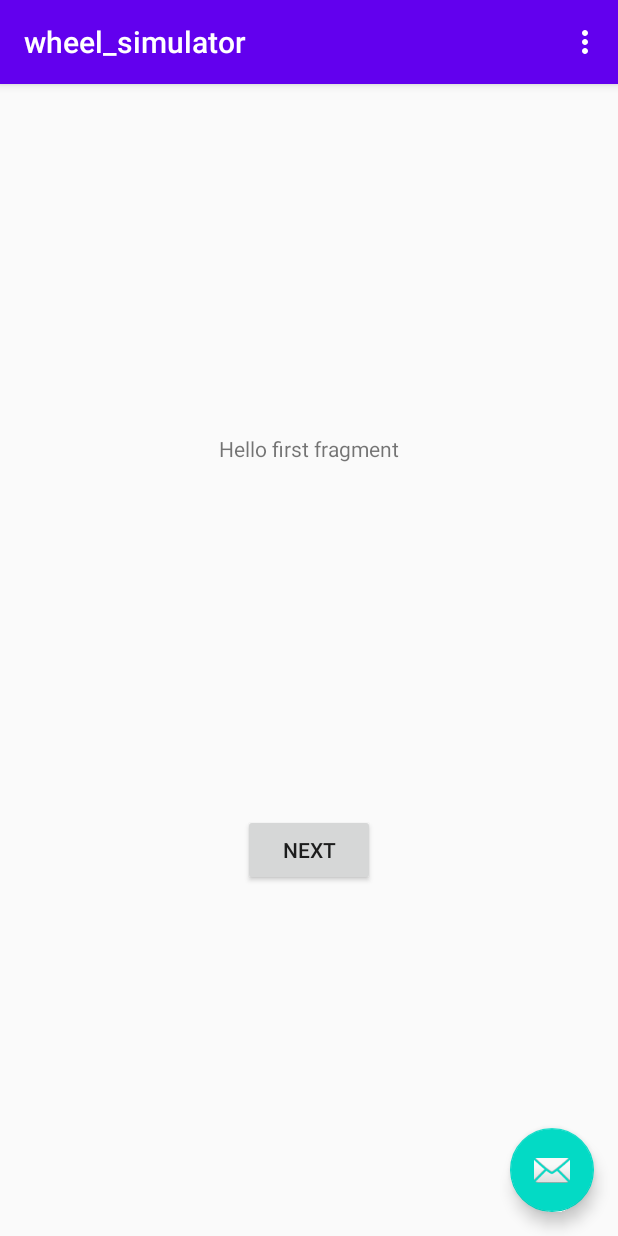
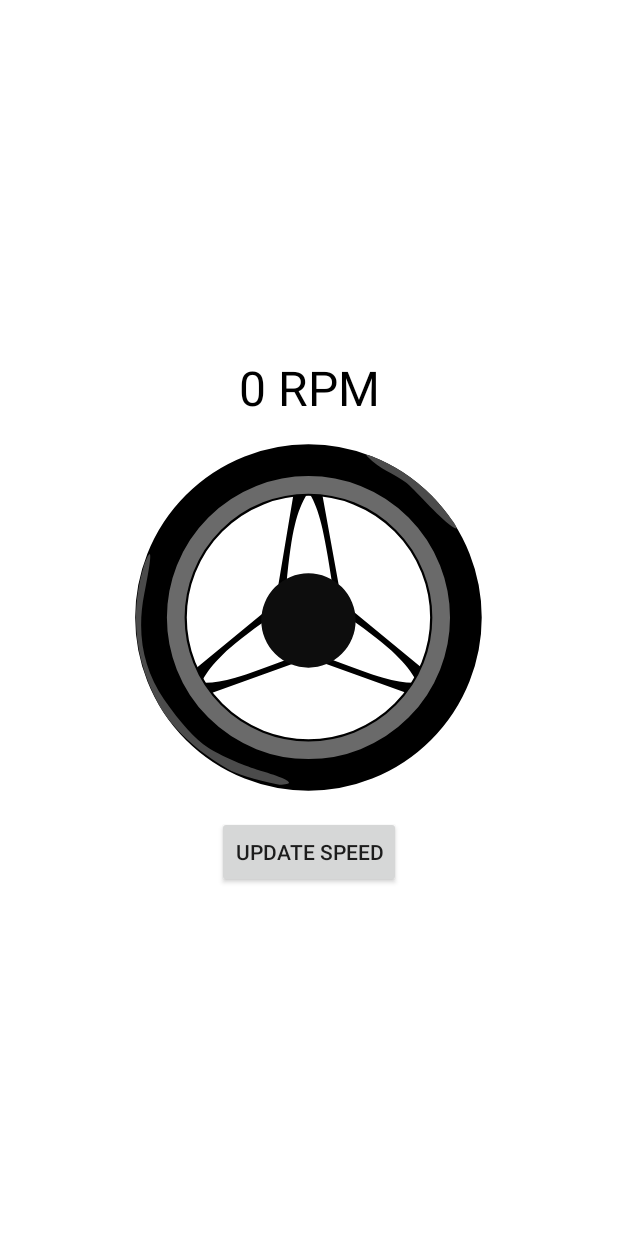
Before and after one commit to MartinDPutra/wheel_simulator, an Android app: the screen it shows after launch (MainActivity before the commit, HomepageActivity after it), on a phone screen of 412 x 824 dp. Run offline under Robolectric (Android 15) with nearby library versions, the phone set to English and light mode, and no system bars; our stand-ins replace Dagger/Hilt's generated code, RxJava, data binding; 2 statements that could not run were skipped.

Commit message:
homepage activity

```diff
--- a/app/src/main/java/com/example/wheel_simulator/FirstFragment.kt
+++ /dev/null
@@ -1,31 +0,0 @@
-package com.example.wheel_simulator
-
-import android.os.Bundle
-import androidx.fragment.app.Fragment
-import android.view.LayoutInflater
-import android.view.View
-import android.view.ViewGroup
-import android.widget.Button
-import androidx.navigation.fragment.findNavController
-
-/**
- * A simple [Fragment] subclass as the default destination in the navigation.
- */
-class FirstFragment : Fragment() {
-
-    override fun onCreateView(
-            inflater: LayoutInflater, container: ViewGroup?,
-            savedInstanceState: Bundle?
-    ): View? {
-        // Inflate the layout for this fragment
-        return inflater.inflate(R.layout.fragment_first, container, false)
-    }
-
-    override fun onViewCreated(view: View, savedInstanceState: Bundle?) {
-        super.onViewCreated(view, savedInstanceState)
-
-        view.findViewById<Button>(R.id.button_first).setOnClickListener {
-            findNavController().navigate(R.id.action_FirstFragment_to_SecondFragment)
-        }
-    }
-}
--- a/app/src/main/java/com/example/wheel_simulator/MainActivity.kt
+++ /dev/null
@@ -1,38 +0,0 @@
-package com.example.wheel_simulator
-
-import android.os.Bundle
-import com.google.android.material.floatingactionbutton.FloatingActionButton
-import com.google.android.material.snackbar.Snackbar
-import androidx.appcompat.app.AppCompatActivity
-import android.view.Menu
-import android.view.MenuItem
-
-class MainActivity : AppCompatActivity() {
-
-    override fun onCreate(savedInstanceState: Bundle?) {
-        super.onCreate(savedInstanceState)
-        setContentView(R.layout.activity_main)
-        setSupportActionBar(findViewById(R.id.toolbar))
-
-        findViewById<FloatingActionButton>(R.id.fab).setOnClickListener { view ->
-            Snackbar.make(view, "Replace with your own action", Snackbar.LENGTH_LONG)
-                    .setAction("Action", null).show()
-        }
-    }
-
-    override fun onCreateOptionsMenu(menu: Menu): Boolean {
-        // Inflate the menu; this adds items to the action bar if it is present.
-        menuInflater.inflate(R.menu.menu_main, menu)
-        return true
-    }
-
-    override fun onOptionsItemSelected(item: MenuItem): Boolean {
-        // Handle action bar item clicks here. The action bar will
-        // automatically handle clicks on the Home/Up button, so long
-        // as you specify a parent activity in AndroidManifest.xml.
-        return when (item.itemId) {
-            R.id.action_settings -> true
-            else -> super.onOptionsItemSelected(item)
-        }
-    }
-}
--- /dev/null
+++ b/app/src/main/java/com/martinezdputra/wheel/screen/HomepageActivity.kt
@@ -0,0 +1,82 @@
+package com.martinezdputra.wheel.screen
+
+import android.view.animation.Animation
+import android.view.animation.LinearInterpolator
+import android.view.animation.RotateAnimation
+import androidx.databinding.DataBindingUtil
+import androidx.databinding.Observable
+import androidx.databinding.ViewDataBinding
+import androidx.lifecycle.ViewModelProvider
+import com.google.android.material.snackbar.Snackbar
+import com.martinezdputra.wheel.BR
+import com.martinezdputra.wheel.R
+import com.martinezdputra.wheel.core.CoreActivity
+import com.martinezdputra.wheel.databinding.HomepageActivityBinding
+import com.martinezdputra.wheel.di.component.DaggerAppComponent
+import javax.inject.Inject
+
+
+class HomepageActivity: CoreActivity<HomepageViewModel>() {
+    @Inject
+    lateinit var factory: ViewModelProvider.Factory
+
+    lateinit var mBinding: HomepageActivityBinding
+
+    override fun createViewModel(): HomepageViewModel {
+        return factory.create(HomepageViewModel::class.java)
+    }
+
+    override fun onInitView(viewModel: HomepageViewModel): ViewDataBinding {
+        mBinding = DataBindingUtil.inflate(layoutInflater, R.layout.homepage_activity, null, false)
+        mBinding.viewModel = viewModel
+
+        initViewComponents()
+
+        return mBinding
+    }
+
+    override fun injectComponent() {
+        DaggerAppComponent
+            .builder()
+            .application(application)
+            .build()
+            .inject(this)
+    }
+
+    override fun onViewModelChanged(sender: Observable?, id: Int) {
+        super.onViewModelChanged(sender, id)
+        when (id) {
+            BR.rpm -> updateRpm()
+            BR.errorMessage -> showSnackbar(viewModel.errorMessage)
+        }
+    }
+
+    private fun initViewComponents() {
+        mBinding.button.setOnClickListener {
+            showSnackbar(applicationContext.getString(R.string.text_fetching_rpm))
+            viewModel.fetchApi()
+        }
+    }
+
+    private fun showSnackbar(message: String?) {
+        if(!message.isNullOrEmpty()) {
+            val snackbar = Snackbar.make(mBinding.layoutContainer, message, Snackbar.LENGTH_SHORT)
+            snackbar.show()
+        }
+    }
+
+    private fun updateRpm() {
+        if(viewModel.rpm != 0) {
+            showSnackbar(applicationContext.getString(R.string.text_speed_updated))
+            val animation = RotateAnimation(
+                0F, 360F,
+                Animation.RELATIVE_TO_SELF, 0.5f,
+                Animation.RELATIVE_TO_SELF, 0.5f
+            )
+            animation.duration = viewModel.getRotationDuration()
+            animation.repeatCount = Animation.INFINITE
+            animation.interpolator = LinearInterpolator()
+            mBinding.imageView.startAnimation(animation)
+        }
+    }
+}
--- /dev/null
+++ b/app/src/main/res/drawable/ic_wheel.xml
@@ -0,0 +1,72 @@
+<vector xmlns:android="http://schemas.android.com/apk/res/android"
+    android:width="236dp"
+    android:height="236dp"
+    android:viewportWidth="236"
+    android:viewportHeight="236">
+  <path
+      android:pathData="M133.757,95.205L138.091,95.205L127.105,34.675L118.618,34.061C121.623,38.886 124.193,45.611 126.328,54.235C128.464,62.859 130.94,76.516 133.757,95.205Z"
+      android:strokeWidth="1"
+      android:fillColor="#000000"
+      android:fillType="evenOdd"
+      android:strokeColor="#00000000"/>
+  <path
+      android:pathData="M102.66,95.196L97.264,95.229L107.368,34.706C109.112,34.527 110.539,34.401 111.648,34.327C112.758,34.253 114.419,34.173 116.631,34.086C113.277,39.304 110.533,46.225 108.398,54.849C106.263,63.474 104.35,76.923 102.66,95.196Z"
+      android:strokeWidth="1"
+      android:fillColor="#000000"
+      android:fillType="evenOdd"
+      android:strokeColor="#00000000"/>
+  <path
+      android:pathData="M129.032,144.453L126.866,148.206L184.78,168.957L189.555,161.914C183.874,162.104 176.765,160.967 168.228,158.504C159.692,156.041 146.627,151.357 129.032,144.453Z"
+      android:strokeWidth="1"
+      android:fillColor="#000000"
+      android:fillType="evenOdd"
+      android:strokeColor="#00000000"/>
+  <path
+      android:pathData="M144.589,117.526L147.259,112.837L194.621,151.849C193.904,153.448 193.3,154.747 192.809,155.745C192.319,156.743 191.558,158.221 190.526,160.18C187.684,154.667 183.063,148.83 176.662,142.669C170.26,136.507 159.57,128.127 144.589,117.526Z"
+      android:strokeWidth="1"
+      android:fillColor="#000000"
+      android:fillType="evenOdd"
+      android:strokeColor="#00000000"/>
+  <path
+      android:pathData="M107.238,144.453L109.405,148.206L51.491,168.957L46.716,161.914C52.397,162.104 59.506,160.967 68.042,158.504C76.579,156.041 89.644,151.357 107.238,144.453Z"
+      android:strokeWidth="1"
+      android:fillColor="#000000"
+      android:fillType="evenOdd"
+      android:strokeColor="#00000000"/>
+  <path
+      android:pathData="M91.681,117.526L89.012,112.837L41.649,151.849C42.367,153.448 42.971,154.747 43.461,155.745C43.952,156.743 44.713,158.221 45.744,160.18C48.586,154.667 53.208,148.83 59.609,142.669C66.01,136.507 76.701,128.127 91.681,117.526Z"
+      android:strokeWidth="1"
+      android:fillColor="#000000"
+      android:fillType="evenOdd"
+      android:strokeColor="#00000000"/>
+  <path
+      android:pathData="M117.635,119.675m-32,0a32,32 0,1 1,64 0a32,32 0,1 1,-64 0"
+      android:strokeWidth="1"
+      android:fillColor="#0D0D0D"
+      android:fillType="evenOdd"
+      android:strokeColor="#00000000"/>
+  <path
+      android:pathData="M117.635,117.675m-100,0a100,100 0,1 1,200 0a100,100 0,1 1,-200 0"
+      android:strokeWidth="35"
+      android:fillColor="#00000000"
+      android:strokeColor="#000000"
+      android:fillType="evenOdd"/>
+  <path
+      android:pathData="M6.339,81.57C-3.635,114.263 -0.528,145.677 15.661,175.812C19.967,183.828 31.987,202.393 62.901,220.336C68.72,223.714 80.372,227.313 97.858,231.135C110.283,230.788 105.127,227.299 82.39,220.667C73.771,218.154 57.705,211.237 49.679,206.034C40.873,200.326 30.857,189.367 19.631,173.159C5.439,152.265 1.008,128.362 6.339,101.452C11.67,74.542 11.67,67.914 6.339,81.57Z"
+      android:strokeWidth="1"
+      android:fillColor="#4B4B4B"
+      android:fillType="evenOdd"
+      android:strokeColor="#00000000"/>
+  <path
+      android:pathData="M117.635,117.675m-90,0a90,90 0,1 1,180 0a90,90 0,1 1,-180 0"
+      android:strokeWidth="12"
+      android:fillColor="#00000000"
+      android:strokeColor="#6A6A6A"
+      android:fillType="evenOdd"/>
+  <path
+      android:pathData="M166.881,10.994C170.922,13.026 173.703,14.466 175.224,15.314C181.037,18.553 185.151,21.466 187.737,23.37C199.775,32.233 205.863,39.953 207.991,42.576C212.614,48.278 223.609,61.758 214.74,55.727C205.87,49.696 188.618,29.654 183.768,26.105C174.148,19.066 166.619,17.636 157.419,8.277C155.858,6.689 159.011,7.594 166.881,10.994Z"
+      android:strokeWidth="1"
+      android:fillColor="#4B4B4B"
+      android:fillType="evenOdd"
+      android:strokeColor="#00000000"/>
+</vector>
--- a/app/src/main/res/layout/activity_main.xml
+++ /dev/null
@@ -1,33 +0,0 @@
-<?xml version="1.0" encoding="utf-8"?>
-<androidx.coordinatorlayout.widget.CoordinatorLayout xmlns:android="http://schemas.android.com/apk/res/android"
-    xmlns:app="http://schemas.android.com/apk/res-auto"
-    xmlns:tools="http://schemas.android.com/tools"
-    android:layout_width="match_parent"
-    android:layout_height="match_parent"
-    tools:context=".MainActivity">
-
-    <com.google.android.material.appbar.AppBarLayout
-        android:layout_width="match_parent"
-        android:layout_height="wrap_content"
-        android:theme="@style/AppTheme.AppBarOverlay">
-
-        <androidx.appcompat.widget.Toolbar
-            android:id="@+id/toolbar"
-            android:layout_width="match_parent"
-            android:layout_height="?attr/actionBarSize"
-            android:background="?attr/colorPrimary"
-            app:popupTheme="@style/AppTheme.PopupOverlay" />
-
-    </com.google.android.material.appbar.AppBarLayout>
-
-    <include layout="@layout/content_main" />
-
-    <com.google.android.material.floatingactionbutton.FloatingActionButton
-        android:id="@+id/fab"
-        android:layout_width="wrap_content"
-        android:layout_height="wrap_content"
-        android:layout_gravity="bottom|end"
-        android:layout_margin="@dimen/fab_margin"
-        app:srcCompat="@android:drawable/ic_dialog_email" />
-
-</androidx.coordinatorlayout.widget.CoordinatorLayout>
--- a/app/src/main/res/layout/content_main.xml
+++ /dev/null
@@ -1,19 +0,0 @@
-<?xml version="1.0" encoding="utf-8"?>
-<androidx.constraintlayout.widget.ConstraintLayout xmlns:android="http://schemas.android.com/apk/res/android"
-    xmlns:app="http://schemas.android.com/apk/res-auto"
-    android:layout_width="match_parent"
-    android:layout_height="match_parent"
-    app:layout_behavior="@string/appbar_scrolling_view_behavior">
-
-    <fragment
-        android:id="@+id/nav_host_fragment"
-        android:name="androidx.navigation.fragment.NavHostFragment"
-        android:layout_width="0dp"
-        android:layout_height="0dp"
-        app:defaultNavHost="true"
-        app:layout_constraintBottom_toBottomOf="parent"
-        app:layout_constraintLeft_toLeftOf="parent"
-        app:layout_constraintRight_toRightOf="parent"
-        app:layout_constraintTop_toTopOf="parent"
-        app:navGraph="@navigation/nav_graph" />
-</androidx.constraintlayout.widget.ConstraintLayout>
--- a/app/src/main/res/layout/fragment_first.xml
+++ /dev/null
@@ -1,28 +0,0 @@
-<?xml version="1.0" encoding="utf-8"?>
-<androidx.constraintlayout.widget.ConstraintLayout xmlns:android="http://schemas.android.com/apk/res/android"
-    xmlns:app="http://schemas.android.com/apk/res-auto"
-    xmlns:tools="http://schemas.android.com/tools"
-    android:layout_width="match_parent"
-    android:layout_height="match_parent"
-    tools:context=".FirstFragment">
-
-    <TextView
-        android:id="@+id/textview_first"
-        android:layout_width="wrap_content"
-        android:layout_height="wrap_content"
-        android:text="@string/hello_first_fragment"
-        app:layout_constraintBottom_toTopOf="@id/button_first"
-        app:layout_constraintEnd_toEndOf="parent"
-        app:layout_constraintStart_toStartOf="parent"
-        app:layout_constraintTop_toTopOf="parent" />
-
-    <Button
-        android:id="@+id/button_first"
-        android:layout_width="wrap_content"
-        android:layout_height="wrap_content"
-        android:text="@string/next"
-        app:layout_constraintBottom_toBottomOf="parent"
-        app:layout_constraintEnd_toEndOf="parent"
-        app:layout_constraintStart_toStartOf="parent"
-        app:layout_constraintTop_toBottomOf="@id/textview_first" />
-</androidx.constraintlayout.widget.ConstraintLayout>
--- /dev/null
+++ b/app/src/main/res/layout/homepage_activity.xml
@@ -0,0 +1,59 @@
+<?xml version="1.0" encoding="utf-8"?>
+<layout xmlns:android="http://schemas.android.com/apk/res/android"
+    xmlns:app="http://schemas.android.com/apk/res-auto"
+    xmlns:tools="http://schemas.android.com/tools">
+
+    <data>
+
+        <import type="android.view.View" />
+
+        <variable
+            name="viewModel"
+            type="com.martinezdputra.wheel.screen.HomepageViewModel" />
+
+    </data>
+
+    <androidx.constraintlayout.widget.ConstraintLayout
+        android:id="@+id/layout_container"
+        android:layout_width="match_parent"
+        android:layout_height="match_parent"
+        android:orientation="vertical">
+
+        <androidx.appcompat.widget.AppCompatTextView
+            android:id="@+id/text_view"
+            android:layout_width="wrap_content"
+            android:layout_height="wrap_content"
+            android:layout_marginBottom="@dimen/common_margin"
+            android:text="@{@string/text_value_rpm(viewModel.rpm)}"
+            android:textColor="@color/dark_primary"
+            android:textSize="32sp"
+            app:layout_constraintBottom_toTopOf="@id/image_view"
+            app:layout_constraintEnd_toEndOf="parent"
+            app:layout_constraintStart_toStartOf="parent"
+            tools:text="75 RPM"/>
+
+        <ImageView
+            android:id="@+id/image_view"
+            android:layout_width="232dp"
+            android:layout_height="232dp"
+            app:layout_constraintBottom_toBottomOf="parent"
+            app:layout_constraintEnd_toEndOf="parent"
+            app:layout_constraintStart_toStartOf="parent"
+            app:layout_constraintTop_toTopOf="parent"
+            app:srcCompat="@drawable/ic_wheel" />
+
+        <androidx.appcompat.widget.AppCompatButton
+            android:id="@+id/button"
+            android:layout_width="wrap_content"
+            android:layout_height="wrap_content"
+            android:layout_marginTop="@dimen/common_margin"
+            android:text="@string/text_update_speed"
+            android:textSize="14sp"
+            android:enabled="@{!viewModel.loading}"
+            app:layout_constraintEnd_toEndOf="parent"
+            app:layout_constraintStart_toStartOf="parent"
+            app:layout_constraintTop_toBottomOf="@id/image_view" />
+
+    </androidx.constraintlayout.widget.ConstraintLayout>
+
+</layout>
--- a/app/src/main/res/menu/menu_main.xml
+++ /dev/null
@@ -1,10 +0,0 @@
-<menu xmlns:android="http://schemas.android.com/apk/res/android"
-    xmlns:app="http://schemas.android.com/apk/res-auto"
-    xmlns:tools="http://schemas.android.com/tools"
-    tools:context="com.example.wheel_simulator.MainActivity">
-    <item
-        android:id="@+id/action_settings"
-        android:orderInCategory="100"
-        android:title="@string/action_settings"
-        app:showAsAction="never" />
-</menu>
--- a/app/src/main/res/navigation/nav_graph.xml
+++ /dev/null
@@ -1,28 +0,0 @@
-<?xml version="1.0" encoding="utf-8"?>
-<navigation xmlns:android="http://schemas.android.com/apk/res/android"
-    xmlns:app="http://schemas.android.com/apk/res-auto"
-    xmlns:tools="http://schemas.android.com/tools"
-    android:id="@+id/nav_graph"
-    app:startDestination="@id/FirstFragment">
-
-    <fragment
-        android:id="@+id/FirstFragment"
-        android:name="com.example.wheel_simulator.FirstFragment"
-        android:label="@string/first_fragment_label"
-        tools:layout="@layout/fragment_first">
-
-        <action
-            android:id="@+id/action_FirstFragment_to_SecondFragment"
-            app:destination="@id/SecondFragment" />
-    </fragment>
-    <fragment
-        android:id="@+id/SecondFragment"
-        android:name="com.example.wheel_simulator.SecondFragment"
-        android:label="@string/second_fragment_label"
-        tools:layout="@layout/fragment_second">
-
-        <action
-            android:id="@+id/action_SecondFragment_to_FirstFragment"
-            app:destination="@id/FirstFragment" />
-    </fragment>
-</navigation>
--- a/app/src/main/res/values/colors.xml
+++ b/app/src/main/res/values/colors.xml
@@ -3,4 +3,5 @@
     <color name="colorPrimary">#6200EE</color>
     <color name="colorPrimaryDark">#3700B3</color>
     <color name="colorAccent">#03DAC5</color>
+    <color name="dark_primary">#000000</color>
 </resources>
--- a/app/src/main/res/values/dimens.xml
+++ b/app/src/main/res/values/dimens.xml
@@ -1,3 +1,3 @@
 <resources>
-    <dimen name="fab_margin">16dp</dimen>
+    <dimen name="common_margin">16dp</dimen>
 </resources>
--- a/app/src/main/res/values/strings.xml
+++ b/app/src/main/res/values/strings.xml
@@ -7,6 +7,9 @@
     <string name="next">Next</string>
     <string name="previous">Previous</string>
 
-    <string name="hello_first_fragment">Hello first fragment</string>
-    <string name="hello_second_fragment">Hello second fragment. Arg: %1$s</string>
+    <string name="text_value_rpm">"%s RPM"</string>
+    <string name="text_fetching_rpm">"Fetching RPM"</string>
+    <string name="text_speed_updated">"Speed updated"</string>
+    <string name="text_unable_to_update_speed">"Unable to update speed"</string>
+    <string name="text_update_speed">"Update speed"</string>
 </resources>
--- a/app/src/main/res/values/styles.xml
+++ b/app/src/main/res/values/styles.xml
@@ -1,7 +1,6 @@
 <resources>
     <!-- Base application theme. -->
-    <style name="AppTheme" parent="Theme.AppCompat.Light.DarkActionBar">
-        <!-- Customize your theme here. -->
+    <style name="AppTheme" parent="Theme.MaterialComponents.Light.NoActionBar">
         <item name="colorPrimary">@color/colorPrimary</item>
         <item name="colorPrimaryDark">@color/colorPrimaryDark</item>
         <item name="colorAccent">@color/colorAccent</item>
```
Also changed, not shown: app/src/main/AndroidManifest.xml (+5 -2 lines), app/src/main/java/com/example/wheel_simulator/SecondFragment.kt (deleted, +0 -31 lines), app/src/main/java/com/martinezdputra/wheel/screen/HomepageViewModel.kt (added, +54 -0 lines), app/src/main/res/layout/fragment_second.xml (deleted, +0 -27 lines), 1 other file.
